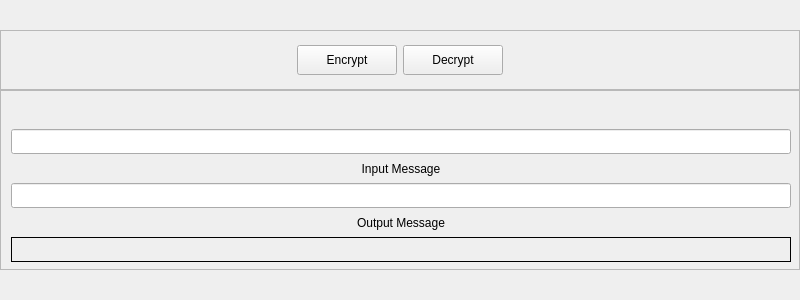
The window that AlphabetCipher/AlphabetCipherApp/MainWindow/MainWindow.ui (Uiluan/QtWorkshop) describes before a commit, drawn with Qt 5.
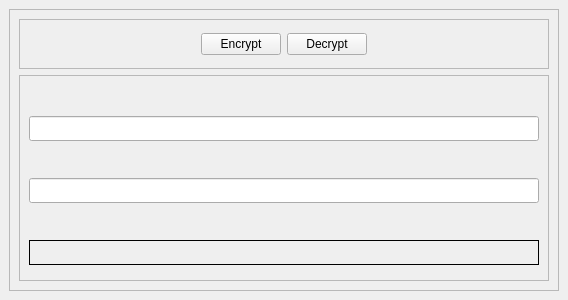
The same window after the commit.

Commit message: Update AlphabetCipher MainWindow to better handle resizing

What changed in the file:
```diff
--- a/AlphabetCipher/AlphabetCipherApp/MainWindow/MainWindow.ui
+++ b/AlphabetCipher/AlphabetCipherApp/MainWindow/MainWindow.ui
@@ -6,34 +6,37 @@
    <rect>
     <x>0</x>
     <y>0</y>
-    <width>800</width>
+    <width>568</width>
     <height>300</height>
    </rect>
   </property>
-  <property name="minimumSize">
-   <size>
-    <width>800</width>
-    <height>300</height>
-   </size>
-  </property>
-  <property name="maximumSize">
-   <size>
-    <width>800</width>
-    <height>300</height>
-   </size>
-  </property>
   <property name="windowTitle">
    <string>Alphabet Cipher</string>
   </property>
   <widget class="QWidget" name="centralwidget">
+   <layout class="QGridLayout" name="gridLayout_2">
+    <item row="1" column="0">
+     <widget class="QFrame" name="CentralFrame">
+      <property name="frameShape">
+       <enum>QFrame::StyledPanel</enum>
+      </property>
+      <property name="frameShadow">
+       <enum>QFrame::Raised</enum>
+      </property>
+      <layout class="QVBoxLayout" name="verticalLayout_3">
+       <item>
    <widget class="QFrame" name="ButtonFrame">
-    <property name="geometry">
-     <rect>
-      <x>0</x>
-      <y>30</y>
-      <width>800</width>
-      <height>60</height>
-     </rect>
+         <property name="minimumSize">
+          <size>
+           <width>0</width>
+           <height>50</height>
+          </size>
+         </property>
+         <property name="maximumSize">
+          <size>
+           <width>16777215</width>
+           <height>50</height>
+          </size>
     </property>
     <property name="frameShape">
      <enum>QFrame::StyledPanel</enum>
@@ -43,7 +46,7 @@
     </property>
     <layout class="QHBoxLayout" name="horizontalLayout_2">
      <item>
-      <spacer name="horizontalSpacer_2">
+           <spacer name="horizontalSpacer">
        <property name="orientation">
         <enum>Qt::Horizontal</enum>
        </property>
@@ -57,18 +60,6 @@
      </item>
      <item>
       <widget class="QPushButton" name="EncryptButton">
-       <property name="minimumSize">
-        <size>
-         <width>100</width>
-         <height>30</height>
-        </size>
-       </property>
-       <property name="maximumSize">
-        <size>
-         <width>100</width>
-         <height>30</height>
-        </size>
-       </property>
        <property name="text">
         <string>Encrypt</string>
        </property>
@@ -76,25 +67,13 @@
      </item>
      <item>
       <widget class="QPushButton" name="DecryptButton">
-       <property name="minimumSize">
-        <size>
-         <width>100</width>
-         <height>30</height>
-        </size>
-       </property>
-       <property name="maximumSize">
-        <size>
-         <width>100</width>
-         <height>30</height>
-        </size>
-       </property>
        <property name="text">
         <string>Decrypt</string>
        </property>
       </widget>
      </item>
      <item>
-      <spacer name="horizontalSpacer_3">
+           <spacer name="horizontalSpacer_2">
        <property name="orientation">
         <enum>Qt::Horizontal</enum>
        </property>
@@ -108,72 +87,33 @@
      </item>
     </layout>
    </widget>
-   <widget class="QFrame" name="frame">
-    <property name="geometry">
-     <rect>
-      <x>0</x>
-      <y>90</y>
-      <width>800</width>
-      <height>180</height>
-     </rect>
-    </property>
-    <property name="minimumSize">
-     <size>
-      <width>800</width>
-      <height>180</height>
-     </size>
-    </property>
-    <property name="maximumSize">
-     <size>
-      <width>800</width>
-      <height>180</height>
-     </size>
-    </property>
+       </item>
+       <item>
+        <widget class="QFrame" name="TextFrame">
     <property name="frameShape">
      <enum>QFrame::StyledPanel</enum>
     </property>
     <property name="frameShadow">
      <enum>QFrame::Raised</enum>
     </property>
-    <layout class="QVBoxLayout" name="verticalLayout_2">
-     <property name="spacing">
-      <number>5</number>
-     </property>
-     <property name="leftMargin">
-      <number>10</number>
-     </property>
-     <property name="topMargin">
-      <number>10</number>
-     </property>
-     <property name="rightMargin">
-      <number>10</number>
-     </property>
-     <property name="bottomMargin">
-      <number>10</number>
-     </property>
+         <layout class="QVBoxLayout" name="verticalLayout_4">
      <item>
       <widget class="QLabel" name="KeywordHeaderLabel">
        <property name="minimumSize">
         <size>
-         <width>780</width>
+              <width>0</width>
          <height>25</height>
         </size>
        </property>
        <property name="maximumSize">
         <size>
-         <width>780</width>
+              <width>16777215</width>
          <height>25</height>
         </size>
        </property>
        <property name="text">
         <string/>
        </property>
-       <property name="textFormat">
-        <enum>Qt::AutoText</enum>
-       </property>
-       <property name="scaledContents">
-        <bool>false</bool>
-       </property>
        <property name="alignment">
         <set>Qt::AlignCenter</set>
        </property>
@@ -186,16 +126,19 @@
       <widget class="QLineEdit" name="KeywordEditor">
        <property name="minimumSize">
         <size>
-         <width>780</width>
+              <width>0</width>
          <height>25</height>
         </size>
        </property>
        <property name="maximumSize">
         <size>
-         <width>780</width>
+              <width>16777215</width>
          <height>25</height>
         </size>
        </property>
+            <property name="frame">
+             <bool>true</bool>
+            </property>
        <property name="alignment">
         <set>Qt::AlignCenter</set>
        </property>
@@ -205,24 +148,18 @@
       <widget class="QLabel" name="InputHeaderLabel">
        <property name="minimumSize">
         <size>
-         <width>780</width>
+              <width>0</width>
          <height>25</height>
         </size>
        </property>
        <property name="maximumSize">
         <size>
-         <width>780</width>
+              <width>16777215</width>
          <height>25</height>
         </size>
        </property>
        <property name="text">
-        <string>Input Message</string>
-       </property>
-       <property name="textFormat">
-        <enum>Qt::AutoText</enum>
-       </property>
-       <property name="scaledContents">
-        <bool>false</bool>
+             <string/>
        </property>
        <property name="alignment">
         <set>Qt::AlignCenter</set>
@@ -236,13 +173,13 @@
       <widget class="QLineEdit" name="InputMessageEditor">
        <property name="minimumSize">
         <size>
-         <width>780</width>
+              <width>0</width>
          <height>25</height>
         </size>
        </property>
        <property name="maximumSize">
         <size>
-         <width>780</width>
+              <width>16777215</width>
          <height>25</height>
         </size>
        </property>
@@ -255,24 +192,18 @@
       <widget class="QLabel" name="OutputHeaderLabel">
        <property name="minimumSize">
         <size>
-         <width>780</width>
+              <width>0</width>
          <height>25</height>
         </size>
        </property>
        <property name="maximumSize">
         <size>
-         <width>780</width>
+              <width>16777215</width>
          <height>25</height>
         </size>
        </property>
        <property name="text">
-        <string>Output Message</string>
-       </property>
-       <property name="textFormat">
-        <enum>Qt::AutoText</enum>
-       </property>
-       <property name="scaledContents">
-        <bool>false</bool>
+             <string/>
        </property>
        <property name="alignment">
         <set>Qt::AlignCenter</set>
@@ -286,13 +217,13 @@
       <widget class="QLabel" name="OutputMessageLabel">
        <property name="minimumSize">
         <size>
-         <width>780</width>
+              <width>0</width>
          <height>25</height>
         </size>
        </property>
        <property name="maximumSize">
         <size>
-         <width>780</width>
+              <width>16777215</width>
          <height>25</height>
         </size>
        </property>
@@ -302,12 +233,6 @@
        <property name="text">
         <string/>
        </property>
-       <property name="textFormat">
-        <enum>Qt::AutoText</enum>
-       </property>
-       <property name="scaledContents">
-        <bool>false</bool>
-       </property>
        <property name="alignment">
         <set>Qt::AlignCenter</set>
        </property>
@@ -316,8 +241,26 @@
        </property>
       </widget>
      </item>
-    </layout>
-   </widget>
+          <item>
+           <spacer name="verticalSpacer">
+            <property name="orientation">
+             <enum>Qt::Vertical</enum>
+            </property>
+            <property name="sizeHint" stdset="0">
+             <size>
+              <width>20</width>
+              <height>40</height>
+             </size>
+            </property>
+           </spacer>
+          </item>
+         </layout>
+        </widget>
+       </item>
+      </layout>
+     </widget>
+    </item>
+   </layout>
   </widget>
  </widget>
  <resources/>
```
Left out of the diff: 11 changed lines with no effect on the pictures. Lines whose indentation alone changed are shown as unchanged.
